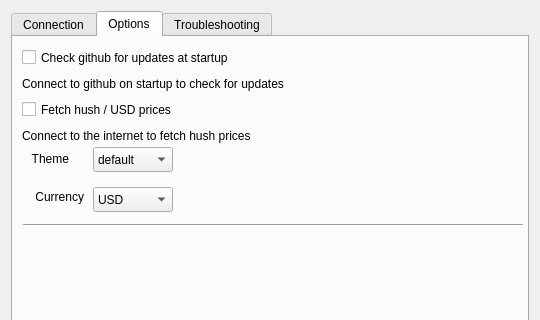
leto/SilentDragonLite, file src/settings.ui: the form before one commit; both pictures show x 0 to 540 and y 0 to 320 of the 540 by 539 pixel window.
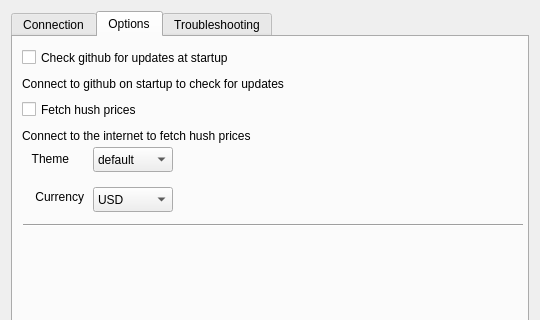
The form after the commit.

Patch:
```diff
--- a/src/settings.ui
+++ b/src/settings.ui
@@ -131,7 +131,7 @@
         </rect>
        </property>
        <property name="text">
-        <string>Fetch hush / USD prices</string>
+        <string>Fetch hush prices</string>
        </property>
       </widget>
       <widget class="QCheckBox" name="chkCheckUpdates">
```
